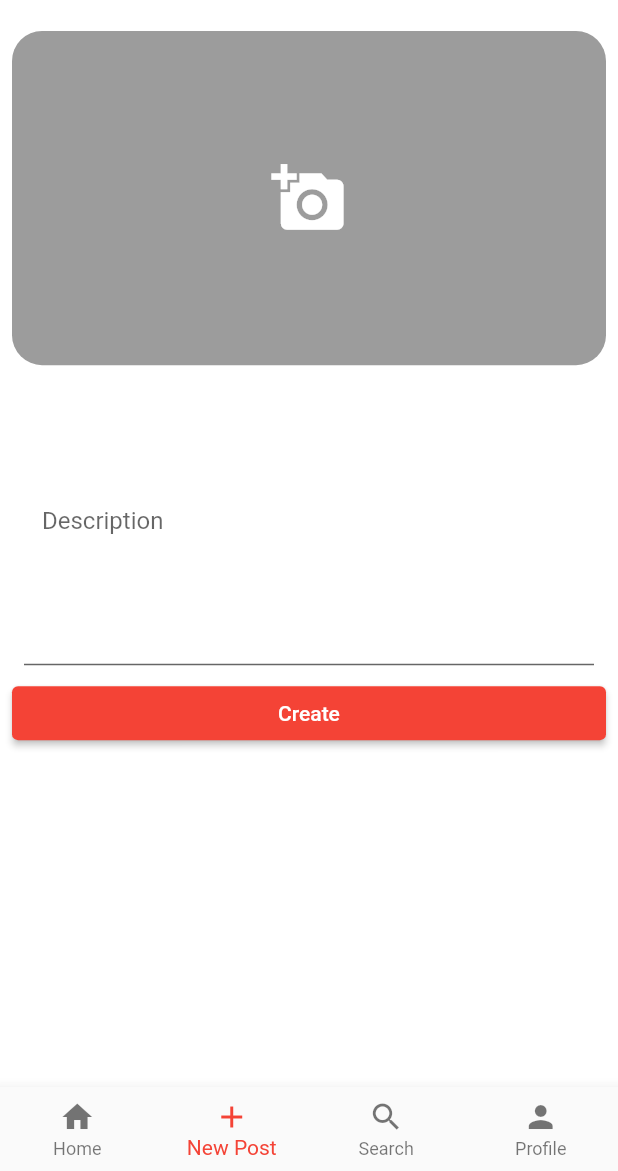
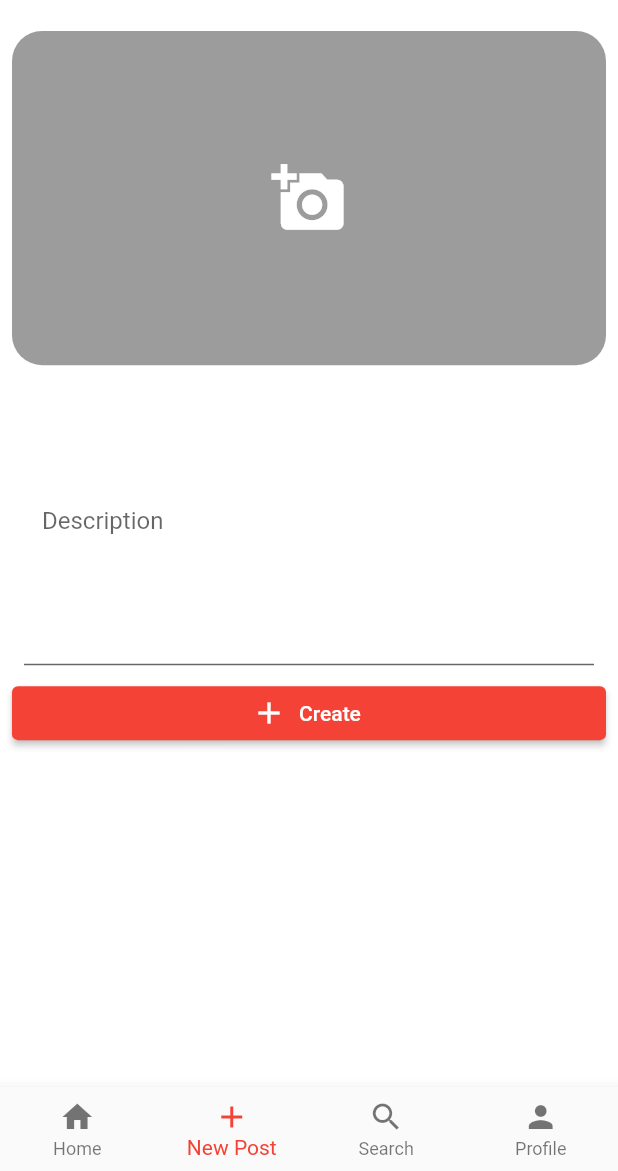
Before and after one commit to dariomtz/piggram_mobile, a Flutter app: the Menu screen opened directly, item 2 of the bottom bar chosen, on a phone screen of 412 x 824 dp, the part 65-1236 px from its top. Run offline on Flutter 3.47's test engine with Material 2 defaults, Android fonts, the phone set to English and light mode, and no system bars; our stand-ins replace bloc, cloud_firestore, equatable, firebase_auth, firebase_core, firebase_storage and 5 more; accounts and stored records are empty.

Commit message:
Buttons style fix

```diff
--- a/lib/pages/main/create_post_page/create_post_page.dart
+++ b/lib/pages/main/create_post_page/create_post_page.dart
@@ -42,7 +42,8 @@ class _CreatePostPageState extends State<CreatePostPage> {
               ),
             ),
           ),
-          ElevatedButton(
+          ElevatedButton.icon(
+            icon: Icon(Icons.add),
             onPressed: () {
               try {
                 BlocProvider.of<PostBloc>(context).add(PostSubmitEvent(
@@ -55,8 +56,7 @@ class _CreatePostPageState extends State<CreatePostPage> {
                       SnackBar(content: Text("Not all fields are filled")));
               }
             },
-            child: Text('Create'),
-            style: ElevatedButton.styleFrom(primary: Colors.red),
+            label: Text('Create'),
           ),
           BlocConsumer<PostBloc, PostState>(
             builder: (context, state) {
```
Also changed, not shown: lib/pages/other_user_profile/other_user_profile.dart (+6 -4 lines).
